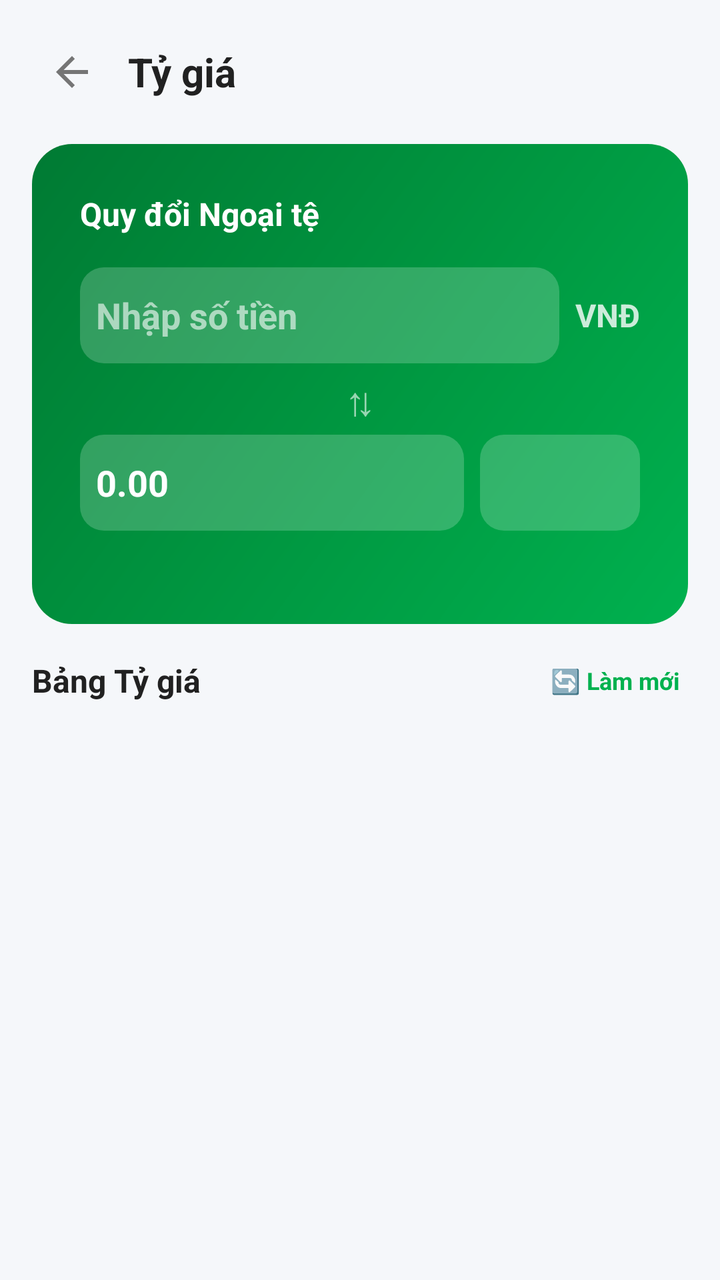
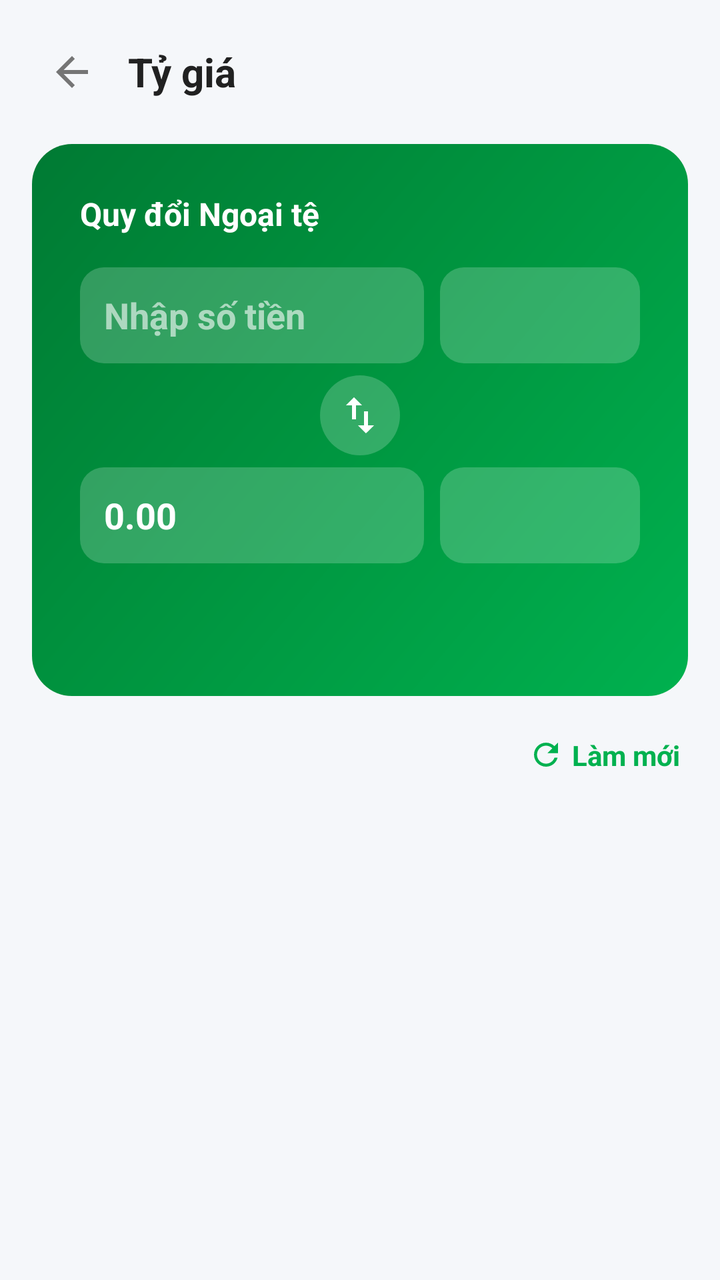

Screens rendered from an Android XML layout before and after an edit, with the pre-edit source and the edit as a unified diff.
<!-- AndroidManifest.xml: application theme Theme.FinaceManager -->
<!-- res/layout/activity_exchange_rate.xml -->
<?xml version="1.0" encoding="utf-8"?>
<androidx.coordinatorlayout.widget.CoordinatorLayout xmlns:android="http://schemas.android.com/apk/res/android"
    xmlns:app="http://schemas.android.com/apk/res-auto"
    android:layout_width="match_parent"
    android:layout_height="match_parent"
    android:fitsSystemWindows="true"
    android:background="@color/color_background">

    <LinearLayout
        android:layout_width="match_parent"
        android:layout_height="match_parent"
        android:orientation="vertical">

        
        <LinearLayout
            android:layout_width="match_parent"
            android:layout_height="wrap_content"
            android:gravity="center_vertical"
            android:orientation="horizontal"
            android:padding="@dimen/spacing_md">

            <ImageView
                android:id="@+id/iv_back"
                android:layout_width="40dp"
                android:layout_height="40dp"
                android:background="?attr/selectableItemBackgroundBorderless"
                android:contentDescription="@string/btn_cancel"
                android:padding="@dimen/spacing_sm"
                android:src="@drawable/ic_back" />

            <TextView
                android:layout_width="0dp"
                android:layout_height="wrap_content"
                android:layout_marginStart="@dimen/spacing_sm"
                android:layout_weight="1"
                android:text="@string/label_exchange_rate"
                android:textColor="@color/color_text_primary"
                android:textSize="@dimen/text_title"
                android:textStyle="bold" />
        </LinearLayout>

        <androidx.core.widget.NestedScrollView
            android:layout_width="match_parent"
            android:layout_height="0dp"
            android:layout_weight="1"
            android:clipToPadding="false"
            android:fillViewport="true">

            <LinearLayout
                android:layout_width="match_parent"
                android:layout_height="wrap_content"
                android:orientation="vertical">

                
                <LinearLayout
                    android:layout_width="match_parent"
                    android:layout_height="wrap_content"
                    android:layout_marginHorizontal="@dimen/spacing_md"
                    android:background="@drawable/bg_converter_gradient"
                    android:orientation="vertical"
                    android:padding="@dimen/spacing_lg">

                    <TextView
                        android:layout_width="wrap_content"
                        android:layout_height="wrap_content"
                        android:text="@string/title_converter"
                        android:textColor="@android:color/white"
                        android:textSize="@dimen/text_subtitle"
                        android:textStyle="bold" />

                    
                    <LinearLayout
                        android:layout_width="match_parent"
                        android:layout_height="wrap_content"
                        android:layout_marginTop="@dimen/spacing_md"
                        android:gravity="center_vertical"
                        android:orientation="horizontal">

                        <EditText
                            android:id="@+id/et_amount_vnd"
                            android:layout_width="0dp"
                            android:layout_height="48dp"
                            android:layout_weight="1"
                            android:background="@drawable/bg_input_translucent"
                            android:hint="@string/hint_enter_amount"
                            android:inputType="numberDecimal"
                            android:maxLines="1"
                            android:paddingHorizontal="@dimen/spacing_sm"
                            android:textColor="@android:color/white"
                            android:textColorHint="#99FFFFFF"
                            android:textSize="18sp"
                            android:textStyle="bold" />

                        <TextView
                            android:layout_width="wrap_content"
                            android:layout_height="wrap_content"
                            android:layout_marginStart="@dimen/spacing_sm"
                            android:text="VNĐ"
                            android:textColor="#CCFFFFFF"
                            android:textSize="@dimen/text_subtitle"
                            android:textStyle="bold" />
                    </LinearLayout>

                    
                    <TextView
                        android:layout_width="match_parent"
                        android:layout_height="wrap_content"
                        android:layout_marginVertical="4dp"
                        android:gravity="center"
                        android:text="⇅"
                        android:textColor="#99FFFFFF"
                        android:textSize="20sp" />

                    
                    <LinearLayout
                        android:layout_width="match_parent"
                        android:layout_height="wrap_content"
                        android:gravity="center_vertical"
                        android:orientation="horizontal">

                        <TextView
                            android:id="@+id/tv_converted_amount"
                            android:layout_width="0dp"
                            android:layout_height="48dp"
                            android:layout_weight="1"
                            android:background="@drawable/bg_input_translucent"
                            android:gravity="center_vertical"
                            android:paddingHorizontal="@dimen/spacing_sm"
                            android:text="0.00"
                            android:textColor="@android:color/white"
                            android:textSize="18sp"
                            android:textStyle="bold" />

                        <Spinner
                            android:id="@+id/spinner_currency"
                            android:layout_width="wrap_content"
                            android:layout_height="48dp"
                            android:layout_marginStart="@dimen/spacing_sm"
                            android:background="@drawable/bg_input_translucent"
                            android:minWidth="80dp"
                            android:paddingHorizontal="@dimen/spacing_sm"
                            android:popupBackground="@color/color_surface" />
                    </LinearLayout>

                    
                    <TextView
                        android:id="@+id/tv_last_update"
                        android:layout_width="match_parent"
                        android:layout_height="wrap_content"
                        android:layout_marginTop="@dimen/spacing_sm"
                        android:gravity="center"
                        android:textColor="#99FFFFFF"
                        android:textSize="11sp" />
                </LinearLayout>

                
                <TextView
                    android:id="@+id/tv_cache_banner"
                    android:layout_width="match_parent"
                    android:layout_height="wrap_content"
                    android:background="@color/color_warning"
                    android:gravity="center"
                    android:paddingVertical="6dp"
                    android:text="@string/msg_rate_from_cache"
                    android:textColor="@color/color_text_primary"
                    android:textSize="@dimen/text_caption"
                    android:visibility="gone" />

                
                <LinearLayout
                    android:layout_width="match_parent"
                    android:layout_height="wrap_content"
                    android:gravity="center_vertical"
                    android:orientation="horizontal"
                    android:paddingHorizontal="@dimen/spacing_md"
                    android:paddingTop="@dimen/spacing_md"
                    android:paddingBottom="@dimen/spacing_sm">

                    <TextView
                        android:layout_width="0dp"
                        android:layout_height="wrap_content"
                        android:layout_weight="1"
                        android:text="@string/title_rate_table"
                        android:textColor="@color/color_text_primary"
                        android:textSize="@dimen/text_subtitle"
                        android:textStyle="bold" />

                    <TextView
                        android:id="@+id/tv_refresh"
                        android:layout_width="wrap_content"
                        android:layout_height="wrap_content"
                        android:background="?attr/selectableItemBackgroundBorderless"
                        android:padding="@dimen/spacing_xs"
                        android:text="@string/btn_refresh"
                        android:textColor="@color/color_primary"
                        android:textSize="@dimen/text_caption"
                        android:textStyle="bold" />
                </LinearLayout>

                
                <androidx.recyclerview.widget.RecyclerView
                    android:id="@+id/rv_rates"
                    android:layout_width="match_parent"
                    android:layout_height="wrap_content"
                    android:clipToPadding="false"
                    android:nestedScrollingEnabled="false"
                    android:paddingBottom="@dimen/spacing_lg" />

                
                <LinearLayout
                    android:id="@+id/layout_loading"
                    android:layout_width="match_parent"
                    android:layout_height="wrap_content"
                    android:gravity="center"
                    android:orientation="vertical"
                    android:padding="@dimen/spacing_xxl"
                    android:visibility="gone">

                    <ProgressBar
                        android:layout_width="48dp"
                        android:layout_height="48dp"
                        android:indeterminateTint="@color/color_primary" />

                    <TextView
                        android:layout_width="wrap_content"
                        android:layout_height="wrap_content"
                        android:layout_marginTop="@dimen/spacing_md"
                        android:text="@string/msg_loading_rates"
                        android:textColor="@color/color_text_secondary"
                        android:textSize="@dimen/text_body" />
                </LinearLayout>

                
                <LinearLayout
                    android:id="@+id/layout_error"
                    android:layout_width="match_parent"
                    android:layout_height="wrap_content"
                    android:gravity="center"
                    android:orientation="vertical"
                    android:padding="@dimen/spacing_xxl"
                    android:visibility="gone">

                    <TextView
                        android:layout_width="wrap_content"
                        android:layout_height="wrap_content"
                        android:text="📡"
                        android:textSize="48sp" />

                    <TextView
                        android:layout_width="wrap_content"
                        android:layout_height="wrap_content"
                        android:layout_marginTop="@dimen/spacing_md"
                        android:text="@string/error_no_connection"
                        android:textColor="@color/color_text_primary"
                        android:textSize="@dimen/text_subtitle"
                        android:textStyle="bold" />

                    <TextView
                        android:layout_width="wrap_content"
                        android:layout_height="wrap_content"
                        android:layout_marginTop="@dimen/spacing_xs"
                        android:gravity="center"
                        android:text="@string/error_no_connection_desc"
                        android:textColor="@color/color_text_secondary"
                        android:textSize="@dimen/text_body" />

                    <com.google.android.material.button.MaterialButton
                        android:id="@+id/btn_retry"
                        android:layout_width="wrap_content"
                        android:layout_height="wrap_content"
                        android:layout_marginTop="@dimen/spacing_md"
                        android:text="@string/btn_retry"
                        app:backgroundTint="@color/color_primary" />
                </LinearLayout>

            </LinearLayout>
        </androidx.core.widget.NestedScrollView>
    </LinearLayout>
</androidx.coordinatorlayout.widget.CoordinatorLayout>
<!-- resources referenced by this layout -->
<resources>
  <color name="color_background">#F5F7FA</color>
  <color name="color_primary">#00B14F</color>
  <color name="color_surface">#FFFFFF</color>
  <color name="color_text_primary">#212121</color>
  <color name="color_text_secondary">#757575</color>
  <color name="color_warning">#FFC107</color>
  <dimen name="spacing_lg">24dp</dimen>
  <dimen name="spacing_md">16dp</dimen>
  <dimen name="spacing_sm">8dp</dimen>
  <dimen name="spacing_xs">4dp</dimen>
  <dimen name="spacing_xxl">48dp</dimen>
  <dimen name="text_body">14sp</dimen>
  <dimen name="text_caption">12sp</dimen>
  <dimen name="text_subtitle">16sp</dimen>
  <dimen name="text_title">20sp</dimen>
  <!-- drawable bg_converter_gradient (drawable) -->
  <?xml version="1.0" encoding="utf-8"?>
  <shape xmlns:android="http://schemas.android.com/apk/res/android"
      android:shape="rectangle">
      <gradient
          android:startColor="#00B14F"
          android:centerColor="#009640"
          android:endColor="#007A33"
          android:angle="135" />
      <corners android:radius="20dp" />
  </shape>
  <!-- drawable bg_input_translucent (drawable) -->
  <?xml version="1.0" encoding="utf-8"?>
  <shape xmlns:android="http://schemas.android.com/apk/res/android"
      android:shape="rectangle">
      <solid android:color="#33FFFFFF" />
      <corners android:radius="12dp" />
  </shape>
  <!-- drawable ic_back (drawable) -->
  <vector xmlns:android="http://schemas.android.com/apk/res/android"
      android:width="24dp"
      android:height="24dp"
      android:viewportWidth="24"
      android:viewportHeight="24">
      <path
          android:fillColor="@color/color_text_secondary"
          android:pathData="M20,11H7.83l5.59,-5.59L12,4l-8,8 8,8 1.41,-1.41L7.83,13H20v-2z"/>
  </vector>
  <string name="btn_cancel">Hủy</string>
  <string name="btn_refresh">🔄 Làm mới</string>
  <string name="btn_retry">Thử lại</string>
  <string name="error_no_connection">Không có kết nối mạng</string>
  <string name="error_no_connection_desc">Vui lòng kiểm tra kết nối Internet\nvà thử lại</string>
  <string name="hint_enter_amount">Nhập số tiền</string>
  <string name="label_exchange_rate">Tỷ giá</string>
  <string name="msg_loading_rates">Đang tải tỷ giá…</string>
  <string name="msg_rate_from_cache">⚡ Tỷ giá offline – dữ liệu từ lần cập nhật trước</string>
  <string name="title_converter">Quy đổi Ngoại tệ</string>
  <string name="title_rate_table">Bảng Tỷ giá</string>
  <style name="Theme.FinaceManager" parent="Base.Theme.FinaceManager" />
  <color name="color_primary_dark">#009640</color>
  <color name="color_accent">#FF6B35</color>
  <color name="color_text_on_primary">#FFFFFF</color>
  <!-- unchanged entries left out for length: 1 -->
</resources>

<!-- the commit's change to res/layout/activity_exchange_rate.xml (unified diff, before → after) -->
@@ -77,7 +77,7 @@
                         android:orientation="horizontal">
 
                         <EditText
-                            android:id="@+id/et_amount_vnd"
+                            android:id="@+id/et_amount_from"
                             android:layout_width="0dp"
                             android:layout_height="48dp"
                             android:layout_weight="1"
@@ -85,31 +85,41 @@
                             android:hint="@string/hint_enter_amount"
                             android:inputType="numberDecimal"
                             android:maxLines="1"
-                            android:paddingHorizontal="@dimen/spacing_sm"
+                            android:paddingHorizontal="12dp"
                             android:textColor="@android:color/white"
                             android:textColorHint="#99FFFFFF"
                             android:textSize="18sp"
                             android:textStyle="bold" />
 
-                        <TextView
+                        <Spinner
+                            android:id="@+id/spinner_from"
                             android:layout_width="wrap_content"
-                            android:layout_height="wrap_content"
+                            android:layout_height="48dp"
                             android:layout_marginStart="@dimen/spacing_sm"
-                            android:text="VNĐ"
-                            android:textColor="#CCFFFFFF"
-                            android:textSize="@dimen/text_subtitle"
-                            android:textStyle="bold" />
+                            android:background="@drawable/bg_input_translucent"
+                            android:minWidth="100dp"
+                            android:paddingHorizontal="@dimen/spacing_sm"
+                            android:popupBackground="@color/color_surface" />
                     </LinearLayout>
 
                     
-                    <TextView
-                        android:layout_width="match_parent"
-                        android:layout_height="wrap_content"
-                        android:layout_marginVertical="4dp"
-                        android:gravity="center"
-                        android:text="⇅"
-                        android:textColor="#99FFFFFF"
-                        android:textSize="20sp" />
+                    <LinearLayout
+                        android:layout_width="match_parent"
+                        android:layout_height="wrap_content"
+                        android:layout_marginVertical="6dp"
+                        android:gravity="center">
+
+                        <ImageView
+                            android:id="@+id/btn_swap"
+                            android:layout_width="40dp"
+                            android:layout_height="40dp"
+                            android:background="@drawable/bg_swap_circle"
+                            android:clickable="true"
+                            android:focusable="true"
+                            android:padding="8dp"
+                            android:contentDescription="@string/btn_swap"
+                            android:src="@drawable/ic_swap" />
+                    </LinearLayout>
 
                     
                     <LinearLayout
@@ -125,29 +135,39 @@
                             android:layout_weight="1"
                             android:background="@drawable/bg_input_translucent"
                             android:gravity="center_vertical"
-                            android:paddingHorizontal="@dimen/spacing_sm"
+                            android:paddingHorizontal="12dp"
                             android:text="0.00"
                             android:textColor="@android:color/white"
                             android:textSize="18sp"
                             android:textStyle="bold" />
 
                         <Spinner
-                            android:id="@+id/spinner_currency"
+                            android:id="@+id/spinner_to"
                             android:layout_width="wrap_content"
                             android:layout_height="48dp"
                             android:layout_marginStart="@dimen/spacing_sm"
                             android:background="@drawable/bg_input_translucent"
-                            android:minWidth="80dp"
+                            android:minWidth="100dp"
                             android:paddingHorizontal="@dimen/spacing_sm"
                             android:popupBackground="@color/color_surface" />
                     </LinearLayout>
 
                     
                     <TextView
+                        android:id="@+id/tv_direct_rate"
+                        android:layout_width="match_parent"
+                        android:layout_height="wrap_content"
+                        android:layout_marginTop="@dimen/spacing_sm"
+                        android:gravity="center"
+                        android:textColor="@android:color/white"
+                        android:textSize="13sp"
+                        android:textStyle="bold" />
+
+                    <TextView
                         android:id="@+id/tv_last_update"
                         android:layout_width="match_parent"
                         android:layout_height="wrap_content"
-                        android:layout_marginTop="@dimen/spacing_sm"
+                        android:layout_marginTop="2dp"
                         android:gravity="center"
                         android:textColor="#99FFFFFF"
                         android:textSize="11sp" />
@@ -168,6 +188,7 @@
 
                 
                 <LinearLayout
+                    android:id="@+id/layout_rate_header"
                     android:layout_width="match_parent"
                     android:layout_height="wrap_content"
                     android:gravity="center_vertical"
@@ -177,10 +198,10 @@
                     android:paddingBottom="@dimen/spacing_sm">
 
                     <TextView
+                        android:id="@+id/tv_rate_table_title"
                         android:layout_width="0dp"
                         android:layout_height="wrap_content"
                         android:layout_weight="1"
-                        android:text="@string/title_rate_table"
                         android:textColor="@color/color_text_primary"
                         android:textSize="@dimen/text_subtitle"
                         android:textStyle="bold" />
@@ -193,8 +214,10 @@
                         android:padding="@dimen/spacing_xs"
                         android:text="@string/btn_refresh"
                         android:textColor="@color/color_primary"
-                        android:textSize="@dimen/text_caption"
-                        android:textStyle="bold" />
+                        android:textSize="@dimen/text_body"
+                        android:textStyle="bold"
+                        android:drawableStart="@drawable/ic_refresh"
+                        android:drawablePadding="4dp" />
                 </LinearLayout>
 
                 
<!-- resource entries referenced after the edit -->
@@ -33,6 +33,15 @@
       <solid android:color="#33FFFFFF" />
       <corners android:radius="12dp" />
   </shape>
+  <!-- drawable bg_swap_circle (drawable) -->
+  <?xml version="1.0" encoding="utf-8"?>
+  <shape xmlns:android="http://schemas.android.com/apk/res/android"
+      android:shape="oval">
+      <solid android:color="#33FFFFFF" />
+      <size
+          android:width="40dp"
+          android:height="40dp" />
+  </shape>
   <!-- drawable ic_back (drawable) -->
   <vector xmlns:android="http://schemas.android.com/apk/res/android"
       android:width="24dp"
@@ -43,9 +52,36 @@
           android:fillColor="@color/color_text_secondary"
           android:pathData="M20,11H7.83l5.59,-5.59L12,4l-8,8 8,8 1.41,-1.41L7.83,13H20v-2z"/>
   </vector>
+  <!-- drawable ic_refresh (drawable) -->
+  <?xml version="1.0" encoding="utf-8"?>
+  <vector xmlns:android="http://schemas.android.com/apk/res/android"
+      android:width="18dp"
+      android:height="18dp"
+      android:viewportWidth="24"
+      android:viewportHeight="24"
+      android:tint="@color/color_primary">
+      
+      <path
+          android:fillColor="@color/color_primary"
+          android:pathData="M17.65,6.35C16.2,4.9 14.21,4 12,4c-4.42,0 -7.99,3.58 -7.99,8s3.57,8 7.99,8c3.73,0 6.84,-2.55 7.73,-6h-2.08c-0.82,2.33 -3.04,4 -5.65,4 -3.31,0 -6,-2.69 -6,-6s2.69,-6 6,-6c1.66,0 3.14,0.69 4.22,1.78L13,11h7V4l-2.35,2.35z" />
+  </vector>
+  <!-- drawable ic_swap (drawable) -->
+  <?xml version="1.0" encoding="utf-8"?>
+  <vector xmlns:android="http://schemas.android.com/apk/res/android"
+      android:width="24dp"
+      android:height="24dp"
+      android:viewportWidth="24"
+      android:viewportHeight="24"
+      android:tint="@android:color/white">
+      
+      <path
+          android:fillColor="@android:color/white"
+          android:pathData="M16,17.01V10h-2v7.01h-3L15,21l4,-3.99h-3zM9,3L5,6.99h3V14h2V6.99h3L9,3z" />
+  </vector>
   <string name="btn_cancel">Hủy</string>
-  <string name="btn_refresh">🔄 Làm mới</string>
+  <string name="btn_refresh">Làm mới</string>
   <string name="btn_retry">Thử lại</string>
+  <string name="btn_swap">Đảo chiều</string>
   <string name="error_no_connection">Không có kết nối mạng</string>
   <string name="error_no_connection_desc">Vui lòng kiểm tra kết nối Internet\nvà thử lại</string>
   <string name="hint_enter_amount">Nhập số tiền</string>
@@ -53,7 +89,6 @@
   <string name="msg_loading_rates">Đang tải tỷ giá…</string>
   <string name="msg_rate_from_cache">⚡ Tỷ giá offline – dữ liệu từ lần cập nhật trước</string>
   <string name="title_converter">Quy đổi Ngoại tệ</string>
-  <string name="title_rate_table">Bảng Tỷ giá</string>
   <style name="Theme.FinaceManager" parent="Base.Theme.FinaceManager" />
   <color name="color_primary_dark">#009640</color>
   <color name="color_accent">#FF6B35</color>
